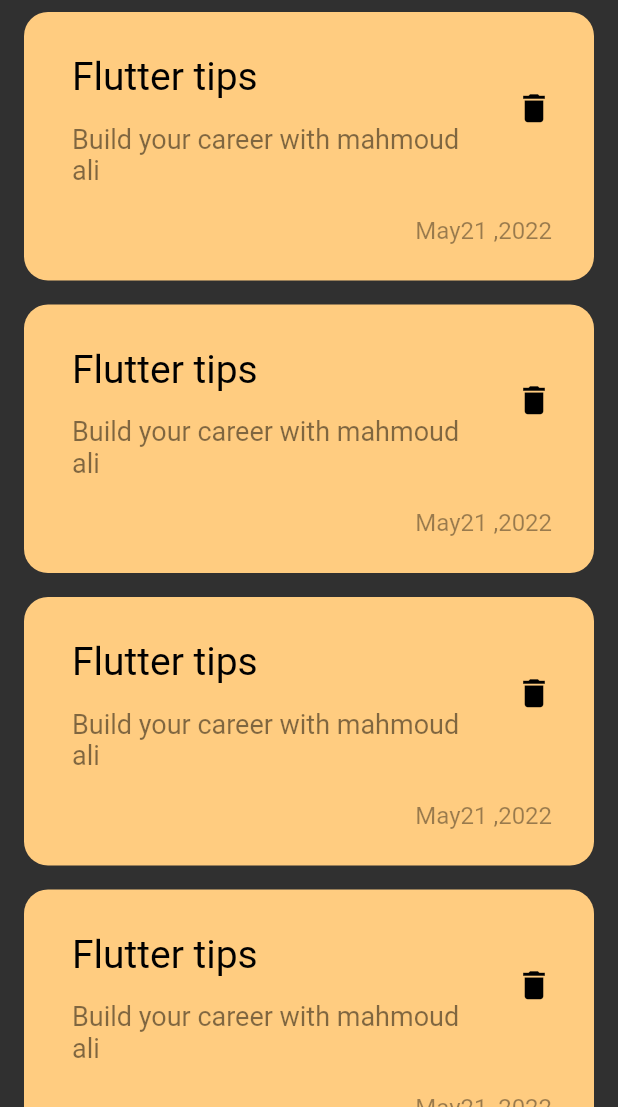
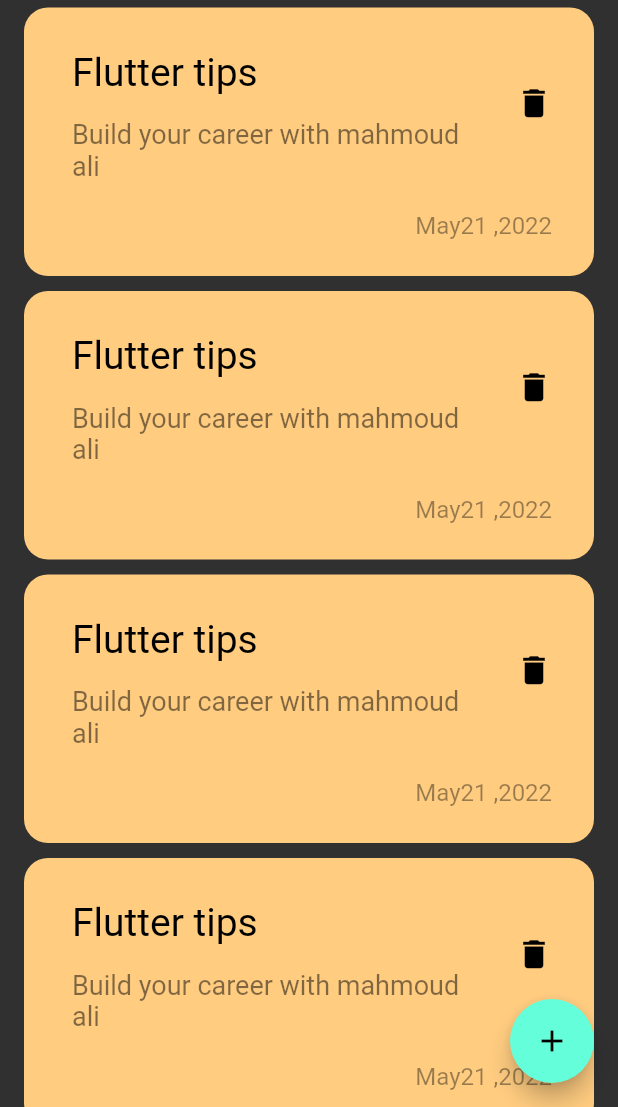
Before and after one commit to MahmoudAli0/notes_app, a Flutter app: the screen it shows after launch, on a phone screen of 412 x 824 dp, the part 129-1236 px from its top. Run offline on Flutter 3.47's test engine with Material 2 defaults, Android fonts, the phone set to English and light mode, and no system bars.

Commit message:
adding floatActionBottom to the main screen

```diff
--- a/lib/CustomNotesListView.dart
+++ b/lib/CustomNotesListView.dart
@@ -7,7 +7,7 @@ class CustomNotesListView extends StatelessWidget {
   Widget build(BuildContext context) {
     return ListView.builder(itemBuilder: (context,index){
       return Padding(
-        padding: EdgeInsets.symmetric(vertical: 8),
+        padding: EdgeInsets.symmetric(vertical: 5),
         child:NoteItem() ,);
     });
   }
--- a/lib/views.dart
+++ b/lib/views.dart
@@ -6,6 +6,7 @@ class notesScreen extends StatelessWidget {
   @override
   Widget build(BuildContext context) {
     return Scaffold(
+      floatingActionButton: FloatingActionButton(onPressed: (){},child: Icon(Icons.add),),
       body: NotesViewBody(),
     );
   }
```
